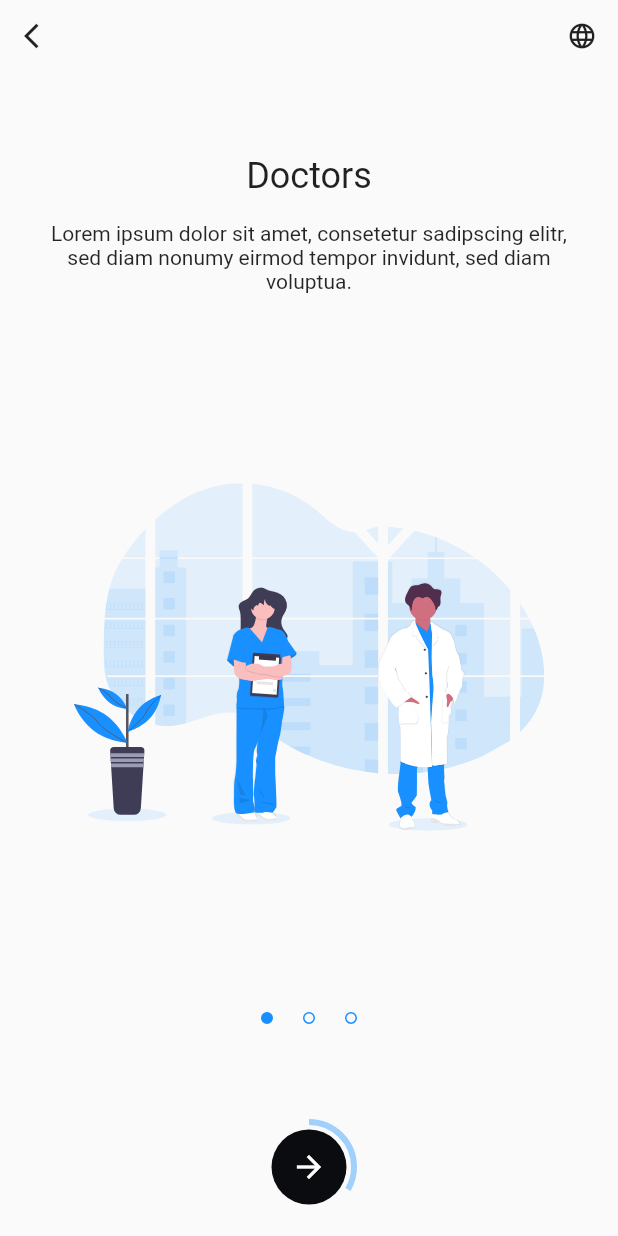
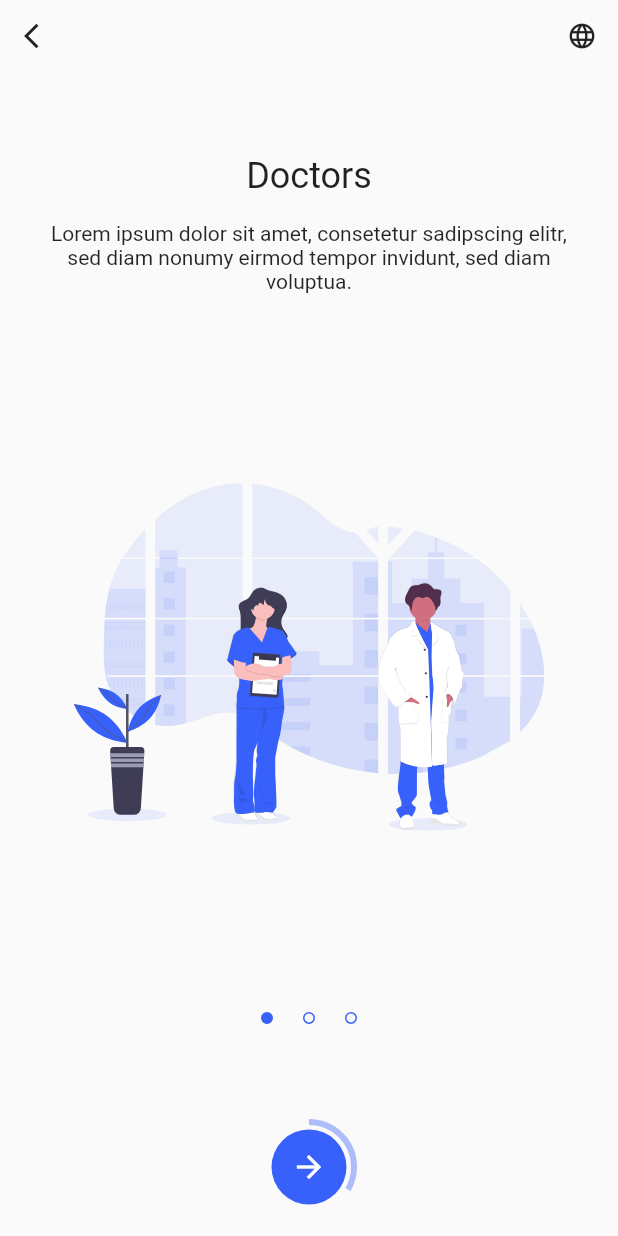
Before and after one commit to JonasHiltl/did-mobile, a Flutter app: the screen it shows after launch, on a phone screen of 412 x 824 dp. Run offline on Flutter 3.47's test engine with Material 2 defaults, Android fonts, the light colour scheme and no system bars; drawn by our look-alikes of carousel_slider; our stand-ins replace dio, flutter_bloc, flutter_datetime_picker, flutter_svg, flutter_typeahead, page_transition and 1 more.

Commit message:
changing primary color and adding loading indicator while submitting

```diff
--- a/lib/main.dart
+++ b/lib/main.dart
@@ -22,12 +22,10 @@ void main() async {
 }
 
 const ColorScheme colorScheme = ColorScheme.light(
-    primary: Color(0xFF0B0C10),
+    primary: Color(0xFF3861FB),
     secondary: Color(0xFF1890FF),
-    primaryVariant: Color(0xFF1890FF),
-    secondaryVariant: Color(0xFF1890FF),
-    surface: Color(0xFFFFFFFF),
-    background: Color(0xFFFFFFFF),
+    primaryVariant: Color(0xFF0B0C10),
+    secondaryVariant: Color(0xFF0B0C10),
     onSecondary: Color(0xFFFFFFFF),
     onError: Color(0xFFFF4D4F));
 
@@ -89,13 +87,13 @@ class MyApp extends StatelessWidget {
                                   MaterialStateProperty.resolveWith<Color>(
                                       (Set<MaterialState> states) {
                                 if (states.contains(MaterialState.focused)) {
-                                  return const Color(0xFF101422);
+                                  return const Color(0xFF40A9FF);
                                 }
                                 if (states.contains(MaterialState.hovered)) {
-                                  return const Color(0xFF101422);
+                                  return const Color(0xFF40A9FF);
                                 }
                                 if (states.contains(MaterialState.pressed)) {
-                                  return const Color(0xFF2a2d39);
+                                  return const Color(0xFF2C54E9);
                                 }
                                 if (states.contains(MaterialState.disabled)) {
                                   return const Color(0xFFF5F5F5);
@@ -106,13 +104,13 @@ class MyApp extends StatelessWidget {
                                   MaterialStateProperty.resolveWith<Color>(
                                       (Set<MaterialState> states) {
                                 if (states.contains(MaterialState.focused)) {
-                                  return const Color(0xFF101422);
+                                  return const Color(0xFF40A9FF);
                                 }
                                 if (states.contains(MaterialState.hovered)) {
-                                  return const Color(0xFF101422);
+                                  return const Color(0xFF40A9FF);
                                 }
                                 if (states.contains(MaterialState.pressed)) {
-                                  return const Color(0xFF2a2d39);
+                                  return const Color(0xFF2C54E9);
                                 }
                                 if (states.contains(MaterialState.disabled)) {
                                   return Colors.black.withOpacity(0.03);
--- a/lib/screens/creation/components/page3.dart
+++ b/lib/screens/creation/components/page3.dart
@@ -1,10 +1,6 @@
-import 'package:did/blocs/createDid/createDidBloc.dart';
-import 'package:did/blocs/createDid/createDidEvent.dart';
 import 'package:did/components/CustomTextFields.dart';
 import 'package:flutter/material.dart';
 import 'package:did/generated/l10n.dart';
-import 'package:intl/intl.dart';
-import 'package:flutter_bloc/flutter_bloc.dart';
 
 import 'customSteps.dart';
 
--- a/lib/screens/introduction/introduction.dart
+++ b/lib/screens/introduction/introduction.dart
@@ -4,7 +4,6 @@ import 'package:flutter_svg/flutter_svg.dart';
 import 'package:page_transition/page_transition.dart';
 
 import '../../components/minimalChangeLanguage.dart';
-import '../../generated/l10n.dart';
 import '../../models/carousel.dart';
 import '../creation/creation.dart';
 
@@ -40,12 +39,12 @@ class _IntroductionState extends State<Introduction>
         title: "Health",
         paragraph:
             "Lorem ipsum dolor , sed diam nonumy eirmod tempor invidunt ut labore et dolore magna erat, sed diam voluptua. At",
-        imagePath: 'assets/images/undraw_healthy_options.svg'),
+        imagePath: 'assets/images/undraw_Private_data.svg'),
     Carousel(
         title: "Privacy",
         paragraph:
             "Lorem ipsum dolor sit amet, consetetur sadipscing elitr, sed diam nonumy eirmo magna aliquyam erat, sed diam voluptua. At",
-        imagePath: 'assets/images/undraw_Private_data.svg'),
+        imagePath: 'assets/images/undraw_doctor.svg'),
   ];
 
   @override
@@ -208,12 +207,12 @@ class _IntroductionState extends State<Introduction>
                             width: 8,
                             decoration: BoxDecoration(
                                 color: _current == pageIndex
-                                    ? const Color(0xFF188FFF)
+                                    ? Theme.of(context).primaryColor
                                     : Colors.transparent,
                                 borderRadius:
                                     const BorderRadius.all(Radius.circular(12)),
                                 border: Border.all(
-                                    color: const Color(0xFF188FFF)))),
+                                    color: Theme.of(context).primaryColor))),
                       ),
                     ),
                   ]),
@@ -237,8 +236,7 @@ class _IntroductionState extends State<Introduction>
                                 value: (_current + 1) / (carouselList.length),
                                 valueColor: AlwaysStoppedAnimation<Color>(
                                     Theme.of(context)
-                                        .colorScheme
-                                        .primaryVariant
+                                        .primaryColor
                                         .withOpacity(0.4)),
                               )),
                         ),
@@ -253,8 +251,7 @@ class _IntroductionState extends State<Introduction>
                               borderRadius: BorderRadius.circular(30),
                               color: hideProgessIndicator
                                   ? Theme.of(context)
-                                      .colorScheme
-                                      .primaryVariant
+                                      .primaryColor
                                       .withOpacity(0.4)
                                   : Colors.transparent,
                             ),
```
Also changed, not shown: lib/components/CustomTextFields.dart (+18 -10 lines), lib/screens/creation/creation.dart (+16 -6 lines), assets/images/undraw_Private_data.svg, assets/images/undraw_doctor.svg (added), assets/images/undraw_doctors.svg.
